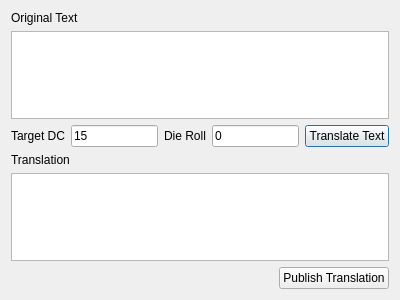
Before: the Qt Designer form DMHelper/src/texttranslatedialog.ui in MMetze/DMHelper, drawn with Qt 5.
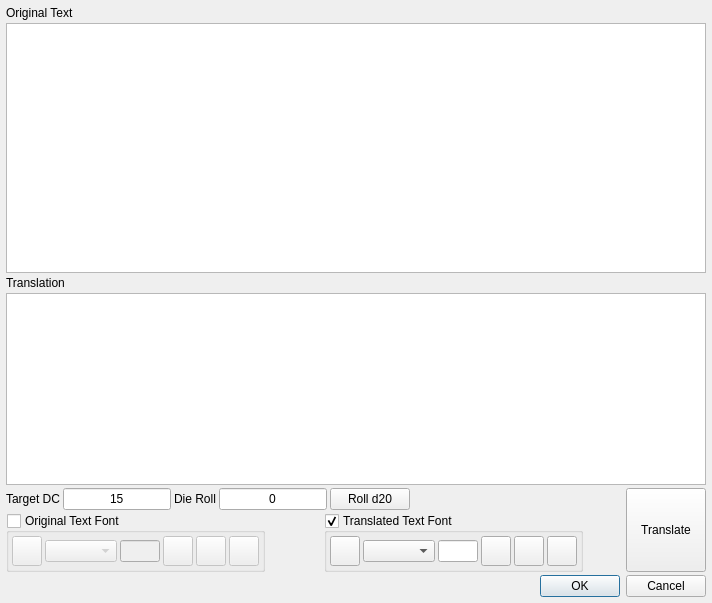
After: the same form once the commit is applied. Icons and pictures are not drawn. Custom widgets are drawn as their Qt base class.

Diff of the .ui file:
```diff
--- a/DMHelper/src/texttranslatedialog.ui
+++ b/DMHelper/src/texttranslatedialog.ui
@@ -6,8 +6,8 @@
    <rect>
     <x>0</x>
     <y>0</y>
-    <width>400</width>
-    <height>300</height>
+    <width>712</width>
+    <height>603</height>
    </rect>
   </property>
   <property name="windowTitle">
@@ -16,66 +16,631 @@
   <property name="styleSheet">
    <string notr="true">background-image: url(:/img/data/parchment.jpg);</string>
   </property>
-  <layout class="QVBoxLayout" name="verticalLayout">
+  <layout class="QVBoxLayout" name="verticalLayout_4">
+   <property name="spacing">
+    <number>3</number>
+   </property>
+   <property name="leftMargin">
+    <number>6</number>
+   </property>
+   <property name="topMargin">
+    <number>6</number>
+   </property>
+   <property name="rightMargin">
+    <number>6</number>
+   </property>
+   <property name="bottomMargin">
+    <number>6</number>
+   </property>
    <item>
-    <widget class="QLabel" name="label_3">
-     <property name="text">
-      <string>Original Text</string>
-     </property>
-    </widget>
-   </item>
-   <item>
-    <widget class="QTextEdit" name="txtOriginal"/>
-   </item>
-   <item>
-    <layout class="QHBoxLayout" name="horizontalLayout">
+    <layout class="QVBoxLayout" name="verticalLayout_2">
      <item>
-      <widget class="QLabel" name="label">
+      <widget class="QLabel" name="label_3">
        <property name="text">
-        <string>Target DC</string>
+        <string>Original Text</string>
        </property>
       </widget>
      </item>
      <item>
-      <widget class="QLineEdit" name="edtTarget">
-       <property name="text">
-        <string>15</string>
+      <widget class="QTextBrowser" name="txtOriginal">
+       <property name="sizePolicy">
+        <sizepolicy hsizetype="Expanding" vsizetype="MinimumExpanding">
+         <horstretch>0</horstretch>
+         <verstretch>0</verstretch>
+        </sizepolicy>
        </property>
       </widget>
      </item>
+    </layout>
+   </item>
+   <item>
+    <layout class="QVBoxLayout" name="verticalLayout">
      <item>
-      <widget class="QLabel" name="label_2">
+      <widget class="QLabel" name="label_4">
        <property name="text">
-        <string>Die Roll</string>
+        <string>Translation</string>
        </property>
       </widget>
      </item>
      <item>
-      <widget class="QLineEdit" name="edtRoll">
-       <property name="text">
-        <string>0</string>
+      <widget class="QTextBrowser" name="txtTranslated">
+       <property name="sizePolicy">
+        <sizepolicy hsizetype="Expanding" vsizetype="MinimumExpanding">
+         <horstretch>0</horstretch>
+         <verstretch>0</verstretch>
+        </sizepolicy>
        </property>
       </widget>
      </item>
      <item>
-      <widget class="QPushButton" name="btnTranslate">
-       <property name="text">
-        <string>Translate Text</string>
-       </property>
-      </widget>
+      <layout class="QHBoxLayout" name="horizontalLayout_6">
+       <item>
+        <layout class="QVBoxLayout" name="verticalLayout_3">
+         <property name="spacing">
+          <number>3</number>
+         </property>
+         <item>
+          <layout class="QHBoxLayout" name="horizontalLayout">
+           <item>
+            <widget class="QLabel" name="label">
+             <property name="text">
+              <string>Target DC</string>
+             </property>
+            </widget>
+           </item>
+           <item>
+            <widget class="QLineEdit" name="edtTarget">
+             <property name="sizePolicy">
+              <sizepolicy hsizetype="Preferred" vsizetype="Fixed">
+               <horstretch>0</horstretch>
+               <verstretch>0</verstretch>
+              </sizepolicy>
+             </property>
+             <property name="text">
+              <string>15</string>
+             </property>
+             <property name="alignment">
+              <set>Qt::AlignCenter</set>
+             </property>
+            </widget>
+           </item>
+           <item>
+            <widget class="QLabel" name="label_2">
+             <property name="text">
+              <string>Die Roll</string>
+             </property>
+            </widget>
+           </item>
+           <item>
+            <widget class="QLineEdit" name="edtRoll">
+             <property name="sizePolicy">
+              <sizepolicy hsizetype="Preferred" vsizetype="Fixed">
+               <horstretch>0</horstretch>
+               <verstretch>0</verstretch>
+              </sizepolicy>
+             </property>
+             <property name="text">
+              <string>0</string>
+             </property>
+             <property name="alignment">
+              <set>Qt::AlignCenter</set>
+             </property>
+            </widget>
+           </item>
+           <item>
+            <widget class="QPushButton" name="btnRolld20">
+             <property name="text">
+              <string>Roll d20</string>
+             </property>
+            </widget>
+           </item>
+           <item>
+            <spacer name="horizontalSpacer_2">
+             <property name="orientation">
+              <enum>Qt::Horizontal</enum>
+             </property>
+             <property name="sizeType">
+              <enum>QSizePolicy::MinimumExpanding</enum>
+             </property>
+             <property name="sizeHint" stdset="0">
+              <size>
+               <width>40</width>
+               <height>20</height>
+              </size>
+             </property>
+            </spacer>
+           </item>
+          </layout>
+         </item>
+         <item>
+          <layout class="QHBoxLayout" name="horizontalLayout_5">
+           <property name="spacing">
+            <number>6</number>
+           </property>
+           <item>
+            <widget class="QGroupBox" name="grpOriginal">
+             <property name="sizePolicy">
+              <sizepolicy hsizetype="Preferred" vsizetype="Fixed">
+               <horstretch>0</horstretch>
+               <verstretch>0</verstretch>
+              </sizepolicy>
+             </property>
+             <property name="title">
+              <string>Original Text Font</string>
+             </property>
+             <property name="flat">
+              <bool>false</bool>
+             </property>
+             <property name="checkable">
+              <bool>true</bool>
+             </property>
+             <property name="checked">
+              <bool>false</bool>
+             </property>
+             <layout class="QVBoxLayout" name="verticalLayout_5">
+              <property name="spacing">
+               <number>3</number>
+              </property>
+              <property name="leftMargin">
+               <number>3</number>
+              </property>
+              <property name="topMargin">
+               <number>3</number>
+              </property>
+              <property name="rightMargin">
+               <number>3</number>
+              </property>
+              <property name="bottomMargin">
+               <number>3</number>
+              </property>
+              <item>
+               <layout class="QHBoxLayout" name="horizontalLayout_3">
+                <property name="spacing">
+                 <number>3</number>
+                </property>
+                <item>
+                 <widget class="ColorPushButton" name="btnColorOriginal">
+                  <property name="sizePolicy">
+                   <sizepolicy hsizetype="Fixed" vsizetype="Fixed">
+                    <horstretch>0</horstretch>
+                    <verstretch>0</verstretch>
+                   </sizepolicy>
+                  </property>
+                  <property name="minimumSize">
+                   <size>
+                    <width>30</width>
+                    <height>30</height>
+                   </size>
+                  </property>
+                  <property name="maximumSize">
+                   <size>
+                    <width>30</width>
+                    <height>30</height>
+                   </size>
+                  </property>
+                  <property name="toolTip">
+                   <string>Set the text color</string>
+                  </property>
+                  <property name="text">
+                   <string/>
+                  </property>
+                  <property name="iconSize">
+                   <size>
+                    <width>16</width>
+                    <height>16</height>
+                   </size>
+                  </property>
+                  <property name="flat">
+                   <bool>false</bool>
+                  </property>
+                 </widget>
+                </item>
+                <item>
+                 <widget class="QComboBox" name="cmbFontOriginal">
+                  <property name="toolTip">
+                   <string>Set the text font</string>
+                  </property>
+                 </widget>
+                </item>
+                <item>
+                 <widget class="QLineEdit" name="edtSizeOriginal">
+                  <property name="maximumSize">
+                   <size>
+                    <width>40</width>
+                    <height>16777215</height>
+                   </size>
+                  </property>
+                  <property name="baseSize">
+                   <size>
+                    <width>40</width>
+                    <height>0</height>
+                   </size>
+                  </property>
+                  <property name="toolTip">
+                   <string>Set the text size</string>
+                  </property>
+                  <property name="alignment">
+                   <set>Qt::AlignCenter</set>
+                  </property>
+                 </widget>
+                </item>
+                <item>
+                 <widget class="QPushButton" name="btnBoldOriginal">
+                  <property name="minimumSize">
+                   <size>
+                    <width>30</width>
+                    <height>30</height>
+                   </size>
+                  </property>
+                  <property name="maximumSize">
+                   <size>
+                    <width>30</width>
+                    <height>30</height>
+                   </size>
+                  </property>
+                  <property name="toolTip">
+                   <string>Set the text to bold</string>
+                  </property>
+                  <property name="text">
+                   <string/>
+                  </property>
+                  <property name="icon">
+                   <iconset resource="resources.qrc">
+                    <normaloff>:/img/data/icon_bold.png</normaloff>:/img/data/icon_bold.png</iconset>
+                  </property>
+                  <property name="checkable">
+                   <bool>true</bool>
+                  </property>
+                  <property name="autoExclusive">
+                   <bool>false</bool>
+                  </property>
+                  <property name="flat">
+                   <bool>false</bool>
+                  </property>
+                 </widget>
+                </item>
+                <item>
+                 <widget class="QPushButton" name="btnItalicsOriginal">
+                  <property name="minimumSize">
+                   <size>
+                    <width>30</width>
+                    <height>30</height>
+                   </size>
+                  </property>
+                  <property name="maximumSize">
+                   <size>
+                    <width>30</width>
+                    <height>30</height>
+                   </size>
+                  </property>
+                  <property name="toolTip">
+                   <string>Set the text to italics</string>
+                  </property>
+                  <property name="text">
+                   <string/>
+                  </property>
+                  <property name="icon">
+                   <iconset resource="resources.qrc">
+                    <normaloff>:/img/data/icon_italics.png</normaloff>:/img/data/icon_italics.png</iconset>
+                  </property>
+                  <property name="checkable">
+                   <bool>true</bool>
+                  </property>
+                  <property name="autoExclusive">
+                   <bool>false</bool>
+                  </property>
+                  <property name="flat">
+                   <bool>false</bool>
+                  </property>
+                 </widget>
+                </item>
+                <item>
+                 <widget class="QPushButton" name="btnUnderlineOriginal">
+                  <property name="minimumSize">
+                   <size>
+                    <width>30</width>
+                    <height>30</height>
+                   </size>
+                  </property>
+                  <property name="maximumSize">
+                   <size>
+                    <width>30</width>
+                    <height>30</height>
+                   </size>
+                  </property>
+                  <property name="toolTip">
+                   <string>Set the text to italics</string>
+                  </property>
+                  <property name="text">
+                   <string/>
+                  </property>
+                  <property name="icon">
+                   <iconset resource="resources.qrc">
+                    <normaloff>:/img/data/icon_underline.png</normaloff>:/img/data/icon_underline.png</iconset>
+                  </property>
+                  <property name="checkable">
+                   <bool>true</bool>
+                  </property>
+                  <property name="checked">
+                   <bool>false</bool>
+                  </property>
+                  <property name="autoExclusive">
+                   <bool>false</bool>
+                  </property>
+                  <property name="flat">
+                   <bool>false</bool>
+                  </property>
+                 </widget>
+                </item>
+               </layout>
+              </item>
+             </layout>
+            </widget>
+           </item>
+           <item>
+            <spacer name="horizontalSpacer_4">
+             <property name="orientation">
+              <enum>Qt::Horizontal</enum>
+             </property>
+             <property name="sizeHint" stdset="0">
+              <size>
+               <width>40</width>
+               <height>20</height>
+              </size>
+             </property>
+            </spacer>
+           </item>
+           <item>
+            <widget class="QGroupBox" name="grpTranslated">
+             <property name="sizePolicy">
+              <sizepolicy hsizetype="Preferred" vsizetype="Fixed">
+               <horstretch>0</horstretch>
+               <verstretch>0</verstretch>
+              </sizepolicy>
+             </property>
+             <property name="title">
+              <string>Translated Text Font</string>
+             </property>
+             <property name="flat">
+              <bool>false</bool>
+             </property>
+             <property name="checkable">
+              <bool>true</bool>
+             </property>
+             <layout class="QVBoxLayout" name="verticalLayout_6">
+              <property name="spacing">
+               <number>3</number>
+              </property>
+              <property name="leftMargin">
+               <number>3</number>
+              </property>
+              <property name="topMargin">
+               <number>3</number>
+              </property>
+              <property name="rightMargin">
+               <number>3</number>
+              </property>
+              <property name="bottomMargin">
+               <number>3</number>
+              </property>
+              <item>
+               <layout class="QHBoxLayout" name="horizontalLayout_4">
+                <property name="spacing">
+                 <number>3</number>
+                </property>
+                <item>
+                 <widget class="ColorPushButton" name="btnColorTranslated">
+                  <property name="sizePolicy">
+                   <sizepolicy hsizetype="Fixed" vsizetype="Fixed">
+                    <horstretch>0</horstretch>
+                    <verstretch>0</verstretch>
+                   </sizepolicy>
+                  </property>
+                  <property name="minimumSize">
+                   <size>
+                    <width>30</width>
+                    <height>30</height>
+                   </size>
+                  </property>
+                  <property name="maximumSize">
+                   <size>
+                    <width>30</width>
+                    <height>30</height>
+                   </size>
+                  </property>
+                  <property name="toolTip">
+                   <string>Set the text color</string>
+                  </property>
+                  <property name="text">
+                   <string/>
+                  </property>
+                  <property name="iconSize">
+                   <size>
+                    <width>16</width>
+                    <height>16</height>
+                   </size>
+                  </property>
+                  <property name="flat">
+                   <bool>false</bool>
+                  </property>
+                 </widget>
+                </item>
+                <item>
+                 <widget class="QComboBox" name="cmbFontTranslated">
+                  <property name="toolTip">
+                   <string>Set the text font</string>
+                  </property>
+                 </widget>
+                </item>
+                <item>
+                 <widget class="QLineEdit" name="edtSizeTranslated">
+                  <property name="maximumSize">
+                   <size>
+                    <width>40</width>
+                    <height>16777215</height>
+                   </size>
+                  </property>
+                  <property name="baseSize">
+                   <size>
+                    <width>40</width>
+                    <height>0</height>
+                   </size>
+                  </property>
+                  <property name="toolTip">
+                   <string>Set the text size</string>
+                  </property>
+                  <property name="alignment">
+                   <set>Qt::AlignCenter</set>
+                  </property>
+                 </widget>
+                </item>
+                <item>
+                 <widget class="QPushButton" name="btnBoldTranslated">
+                  <property name="minimumSize">
+                   <size>
+                    <width>30</width>
+                    <height>30</height>
+                   </size>
+                  </property>
+                  <property name="maximumSize">
+                   <size>
+                    <width>30</width>
+                    <height>30</height>
+                   </size>
+                  </property>
+                  <property name="toolTip">
+                   <string>Set the text to bold</string>
+                  </property>
+                  <property name="text">
+                   <string/>
+                  </property>
+                  <property name="icon">
+                   <iconset resource="resources.qrc">
+                    <normaloff>:/img/data/icon_bold.png</normaloff>:/img/data/icon_bold.png</iconset>
+                  </property>
+                  <property name="checkable">
+                   <bool>true</bool>
+                  </property>
+                  <property name="autoExclusive">
+                   <bool>false</bool>
+                  </property>
+                  <property name="flat">
+                   <bool>false</bool>
+                  </property>
+                 </widget>
+                </item>
+                <item>
+                 <widget class="QPushButton" name="btnItalicsTranslated">
+                  <property name="minimumSize">
+                   <size>
+                    <width>30</width>
+                    <height>30</height>
+                   </size>
+                  </property>
+                  <property name="maximumSize">
+                   <size>
+                    <width>30</width>
+                    <height>30</height>
+                   </size>
+                  </property>
+                  <property name="toolTip">
+                   <string>Set the text to italics</string>
+                  </property>
+                  <property name="text">
+                   <string/>
+                  </property>
+                  <property name="icon">
+                   <iconset resource="resources.qrc">
+                    <normaloff>:/img/data/icon_italics.png</normaloff>:/img/data/icon_italics.png</iconset>
+                  </property>
+                  <property name="checkable">
+                   <bool>true</bool>
+                  </property>
+                  <property name="autoExclusive">
+                   <bool>false</bool>
+                  </property>
+                  <property name="flat">
+                   <bool>false</bool>
+                  </property>
+                 </widget>
+                </item>
+                <item>
+                 <widget class="QPushButton" name="btnUnderlineTranslated">
+                  <property name="minimumSize">
+                   <size>
+                    <width>30</width>
+                    <height>30</height>
+                   </size>
+                  </property>
+                  <property name="maximumSize">
+                   <size>
+                    <width>30</width>
+                    <height>30</height>
+                   </size>
+                  </property>
+                  <property name="toolTip">
+                   <string>Set the text to italics</string>
+                  </property>
+                  <property name="text">
+                   <string/>
+                  </property>
+                  <property name="icon">
+                   <iconset resource="resources.qrc">
+                    <normaloff>:/img/data/icon_underline.png</normaloff>:/img/data/icon_underline.png</iconset>
+                  </property>
+                  <property name="checkable">
+                   <bool>true</bool>
+                  </property>
+                  <property name="autoExclusive">
+                   <bool>false</bool>
+                  </property>
+                  <property name="flat">
+                   <bool>false</bool>
+                  </property>
+                 </widget>
+                </item>
+               </layout>
+              </item>
+             </layout>
+            </widget>
+           </item>
+           <item>
+            <spacer name="horizontalSpacer_3">
+             <property name="orientation">
+              <enum>Qt::Horizontal</enum>
+             </property>
+             <property name="sizeType">
+              <enum>QSizePolicy::Preferred</enum>
+             </property>
+             <property name="sizeHint" stdset="0">
+              <size>
+               <width>40</width>
+               <height>20</height>
+              </size>
+             </property>
+            </spacer>
+           </item>
+          </layout>
+         </item>
+        </layout>
+       </item>
+       <item>
+        <widget class="QPushButton" name="btnTranslate">
+         <property name="sizePolicy">
+          <sizepolicy hsizetype="Preferred" vsizetype="MinimumExpanding">
+           <horstretch>0</horstretch>
+           <verstretch>0</verstretch>
+          </sizepolicy>
+         </property>
+         <property name="text">
+          <string>Translate</string>
+         </property>
+        </widget>
+       </item>
+      </layout>
      </item>
     </layout>
    </item>
-   <item>
-    <widget class="QLabel" name="label_4">
-     <property name="text">
-      <string>Translation</string>
-     </property>
-    </widget>
-   </item>
-   <item>
-    <widget class="QTextEdit" name="txtTranslated"/>
-   </item>
    <item>
     <layout class="QHBoxLayout" name="horizontalLayout_2">
      <item>
@@ -92,9 +657,9 @@
       </spacer>
      </item>
      <item>
-      <widget class="QPushButton" name="btnPublish">
-       <property name="text">
-        <string>Publish Translation</string>
+      <widget class="QDialogButtonBox" name="buttonBox">
+       <property name="standardButtons">
+        <set>QDialogButtonBox::Cancel|QDialogButtonBox::Ok</set>
        </property>
       </widget>
      </item>
@@ -102,6 +667,48 @@
    </item>
   </layout>
  </widget>
- <resources/>
- <connections/>
+ <customwidgets>
+  <customwidget>
+   <class>ColorPushButton</class>
+   <extends>QPushButton</extends>
+   <header>colorpushbutton.h</header>
+  </customwidget>
+ </customwidgets>
+ <resources>
+  <include location="resources.qrc"/>
+ </resources>
+ <connections>
+  <connection>
+   <sender>buttonBox</sender>
+   <signal>accepted()</signal>
+   <receiver>TextTranslateDialog</receiver>
+   <slot>accept()</slot>
+   <hints>
+    <hint type="sourcelabel">
+     <x>533</x>
+     <y>455</y>
+    </hint>
+    <hint type="destinationlabel">
+     <x>355</x>
+     <y>235</y>
+    </hint>
+   </hints>
+  </connection>
+  <connection>
+   <sender>buttonBox</sender>
+   <signal>rejected()</signal>
+   <receiver>TextTranslateDialog</receiver>
+   <slot>reject()</slot>
+   <hints>
+    <hint type="sourcelabel">
+     <x>533</x>
+     <y>455</y>
+    </hint>
+    <hint type="destinationlabel">
+     <x>355</x>
+     <y>235</y>
+    </hint>
+   </hints>
+  </connection>
+ </connections>
 </ui>
```
